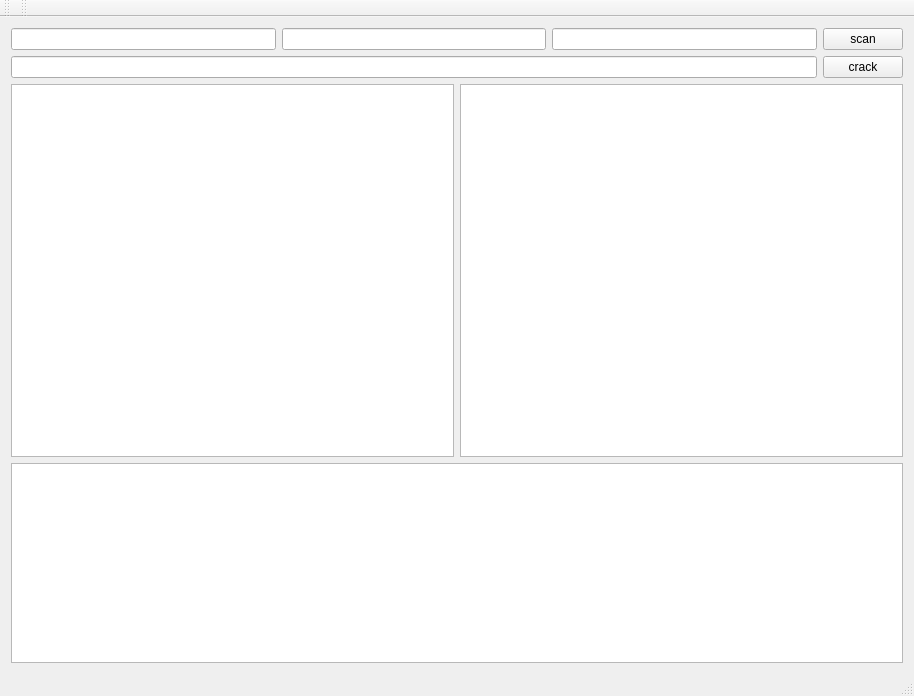
Old version of the form wificrack/mainwindow.ui in the repository xiangshuijiao/wificrack.
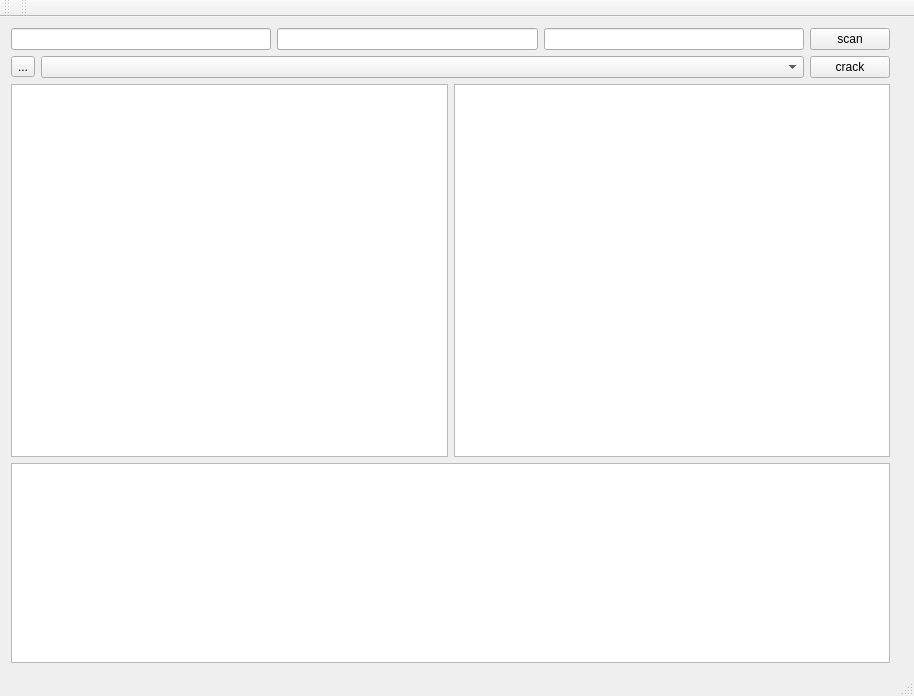
New version of the form.

Patch:
```diff
--- a/wificrack/mainwindow.ui
+++ b/wificrack/mainwindow.ui
@@ -14,7 +14,7 @@
    <string>MainWindow</string>
   </property>
   <widget class="QWidget" name="centralWidget">
-   <layout class="QVBoxLayout" name="verticalLayout_2">
+   <layout class="QHBoxLayout" name="horizontalLayout_4">
     <item>
      <layout class="QVBoxLayout" name="verticalLayout">
       <item>
@@ -53,7 +53,14 @@
       <item>
        <layout class="QHBoxLayout" name="horizontalLayout">
         <item>
-         <widget class="QLineEdit" name="lineEdit_dictionary"/>
+         <widget class="QToolButton" name="toolButton_directory_slecter">
+          <property name="text">
+           <string>...</string>
+          </property>
+         </widget>
+        </item>
+        <item>
+         <widget class="QComboBox" name="comboBox_directory_path"/>
         </item>
         <item>
          <widget class="QPushButton" name="pushButton_crack">
@@ -108,6 +115,13 @@
       </item>
      </layout>
     </item>
+    <item>
+     <widget class="QLabel" name="label">
+      <property name="text">
+       <string/>
+      </property>
+     </widget>
+    </item>
    </layout>
   </widget>
   <widget class="QMenuBar" name="menuBar">
```
